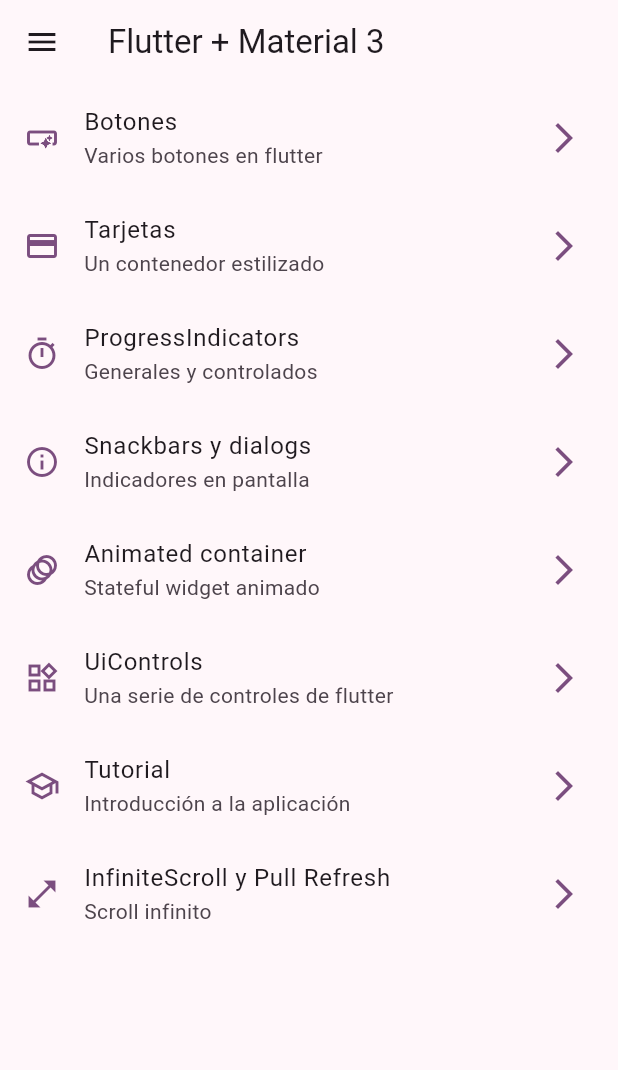
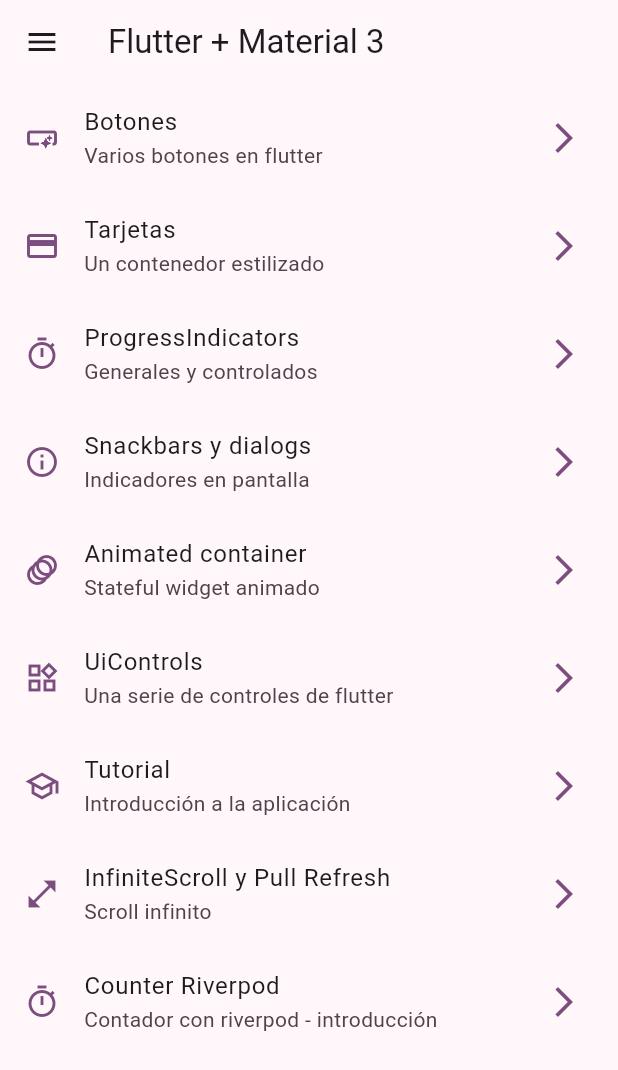
Before and after one commit to elmerjacobo97/widgets-app, a Flutter app: the screen it shows after launch, on a phone screen of 412 x 824 dp. Shown: the top 1070 px of the screen. Run offline on Flutter 3.47's test engine with Material 2 defaults, Android fonts, the phone set to English and light mode, and no system bars; our stand-ins replace animate_do, go_router; missing offline and left inert: dart:ffi.

Commit message:
antes de riverpod

```diff
--- a/lib/config/menu/menu_items.dart
+++ b/lib/config/menu/menu_items.dart
@@ -61,5 +61,11 @@ const appMenuItems = <MenuItem>[
     subTitle: 'Scroll infinito',
     link: '/infinite-scroll',
     icon: Icons.open_in_full_outlined,
+  ),
+  MenuItem(
+    title: 'Counter Riverpod',
+    subTitle: 'Contador con riverpod - introducción',
+    link: '/counter',
+    icon: Icons.timer_outlined,
   )
 ];
--- a/lib/config/router/app_router.dart
+++ b/lib/config/router/app_router.dart
@@ -46,5 +46,10 @@ final appRouter = GoRouter(initialLocation: '/', routes: [
     path: '/infinite-scroll',
     name: InfiniteScrollScreen.routeName,
     builder: (context, state) => const InfiniteScrollScreen(),
+  ),
+  GoRoute(
+    path: '/counter',
+    name: CounterScreen.routeName,
+    builder: (context, state) => const CounterScreen(),
   )
 ]);
--- a/lib/presentation/screens/screens.dart
+++ b/lib/presentation/screens/screens.dart
@@ -2,6 +2,7 @@ export 'package:widgets_app/presentation/screens/animated/animated_screen.dart';
 export 'package:widgets_app/presentation/screens/app_tutorial/app_tutorial_screen.dart';
 export 'package:widgets_app/presentation/screens/buttons/buttons_screen.dart';
 export 'package:widgets_app/presentation/screens/carts/cards_screen.dart';
+export 'package:widgets_app/presentation/screens/counter/counter_screen.dart';
 export 'package:widgets_app/presentation/screens/home/home_screen.dart';
 export 'package:widgets_app/presentation/screens/infinite_scroll/infinite_scroll_screen.dart';
 export 'package:widgets_app/presentation/screens/progress/progress_screen.dart';
```
Also changed, not shown: lib/presentation/screens/counter/counter_screen.dart (added, +23 -0 lines).
